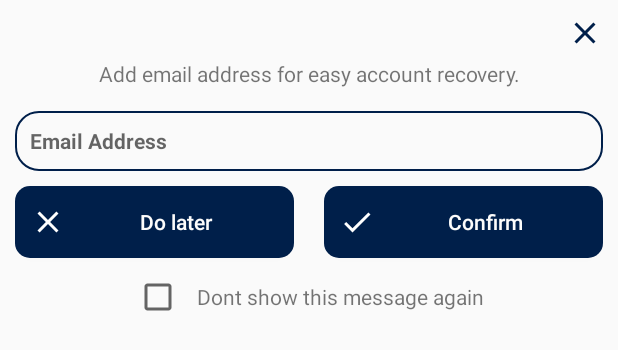
After one commit to Jedi-Supreme/SafeDoktor, an Android app: the layout diag_email_verify.xml on its own in the app's theme, with its tools: preview values and no code run, on a phone screen of 412 x 824 dp. The commit adds this screen. Shown: the top 350 px of the screen. Run offline under Robolectric (Android 15) with nearby library versions, the phone set to English and light mode, and no system bars.

Commit message:
version 1.0.4 facility selection done, working on email reminder dialog

```diff
--- a/app/src/main/java/com/softedge/safedoktor/activities/SignupActivity.java
+++ b/app/src/main/java/com/softedge/safedoktor/activities/SignupActivity.java
@@ -243,7 +243,7 @@ public class SignupActivity extends AppCompatActivity {
         hideProbar();
         Intent verification_intent = new Intent(getApplicationContext(), VerificationActivity.class);
 
-        if (!pat_search_email.isEmpty() && pat_search_email.contains("@")){
+        if (pat_search_email != null && pat_search_email.contains("@")){
             verification_intent.putExtra(Biography.EMAIL, pat_search_email);
         }else {
             //create default email if patient does not enter valid email
@@ -260,11 +260,13 @@ public class SignupActivity extends AppCompatActivity {
             verification_intent.putExtra(Biography.ID,serialised_carwex_ID);
         }
 
+        //------------------------------SAVE USER FACILITY CHOICE-----------------------------------
         SharedPreferences appPref = common_code.appPref(weak_signup.get());
         SharedPreferences.Editor prefEditor = appPref.edit();
         prefEditor.putInt(retroPatient.REGISTRATION_FACILITY,sp_facility_pick.getSelectedItemPosition());
         prefEditor.putInt(retroPatient.CURRENT_FACILITY,sp_facility_pick.getSelectedItemPosition());
         prefEditor.apply();
+        //------------------------------SAVE USER FACILITY CHOICE-----------------------------------
 
         verification_intent.putExtra(Biography.FIRSTNAME, reg_biography.getFirstname());
         verification_intent.putExtra(Biography.LASTNAME, reg_biography.getLastname());
--- a/app/src/main/java/com/softedge/safedoktor/utilities/common_code.java
+++ b/app/src/main/java/com/softedge/safedoktor/utilities/common_code.java
@@ -41,6 +41,8 @@ import com.softedge.safedoktor.models.retrofitModels.retroPatient;
 public class common_code {
 
     public static final int CAMERA_AUDIO_REQ_CODE = 434;
+    public static final String EMAIL_REMINDER_KEY = "email_reminder_key";
+
 
     public static final int REV_LOWEST = 0;
     public static final int REV_LOW = 25;
--- /dev/null
+++ b/app/src/main/res/drawable/ic_check_circle_black_24dp.xml
@@ -0,0 +1,5 @@
+<vector android:height="24dp" android:tint="#001F4A"
+    android:viewportHeight="24.0" android:viewportWidth="24.0"
+    android:width="24dp" xmlns:android="http://schemas.android.com/apk/res/android">
+    <path android:fillColor="#FF000000" android:pathData="M12,2C6.48,2 2,6.48 2,12s4.48,10 10,10 10,-4.48 10,-10S17.52,2 12,2zM10,17l-5,-5 1.41,-1.41L10,14.17l7.59,-7.59L19,8l-9,9z"/>
+</vector>
--- /dev/null
+++ b/app/src/main/res/layout/diag_email_verify.xml
@@ -0,0 +1,100 @@
+<?xml version="1.0" encoding="utf-8"?>
+<androidx.constraintlayout.widget.ConstraintLayout xmlns:android="http://schemas.android.com/apk/res/android"
+    xmlns:app="http://schemas.android.com/apk/res-auto"
+    android:layout_width="match_parent"
+    android:layout_height="wrap_content"
+    android:padding="@dimen/margin_small">
+
+    <TextView
+        android:id="@+id/tv_diag_close"
+        android:layout_width="wrap_content"
+        android:layout_height="wrap_content"
+        android:background="@drawable/ic_close_white_24dp"
+        android:backgroundTint="@color/blue_black"
+        app:layout_constraintRight_toRightOf="parent"
+        app:layout_constraintTop_toTopOf="parent" />
+
+    <TextView
+        android:id="@+id/tv_auth_reason"
+        android:layout_width="match_parent"
+        android:layout_height="wrap_content"
+        android:padding="@dimen/margin_tiny"
+        android:text="@string/email_Verify_instruct"
+        android:textAlignment="center"
+        app:layout_constraintTop_toBottomOf="@id/tv_diag_close" />
+
+    <com.google.android.material.textfield.TextInputLayout
+        android:id="@+id/input_verifydiag_email"
+        style="@style/inputlayout_style"
+        android:layout_width="match_parent"
+        android:layout_marginTop="@dimen/margin_small"
+        android:background="@drawable/input_rounded_border"
+        app:hintEnabled="false"
+        app:layout_constraintTop_toBottomOf="@id/tv_auth_reason">
+
+        <com.google.android.material.textfield.TextInputEditText
+            android:id="@+id/et_verifydiag_email"
+            style="@style/input_edittext_style"
+            android:layout_width="match_parent"
+            android:layout_height="match_parent"
+            android:hint="@string/email"
+            android:inputType="textEmailAddress"
+            android:textColor="@color/black" />
+
+    </com.google.android.material.textfield.TextInputLayout>
+
+    <Button
+        android:id="@+id/bt_verifydiag_later"
+        style="@style/app_buttons_style"
+        android:layout_width="0dp"
+        android:layout_height="wrap_content"
+        android:layout_marginTop="@dimen/margin_small"
+        android:layout_marginEnd="20dp"
+        android:drawableStart="@drawable/ic_close_white_24dp"
+        android:drawablePadding="@dimen/margin_tiny"
+        android:padding="@dimen/margin_small"
+        android:text="@string/diag_remind"
+        app:layout_constraintLeft_toLeftOf="parent"
+        app:layout_constraintRight_toLeftOf="@id/bt_verifydiag_accept"
+        app:layout_constraintTop_toBottomOf="@id/input_verifydiag_email" />
+
+    <Button
+        android:id="@+id/bt_verifydiag_accept"
+        style="@style/app_buttons_style"
+        android:layout_width="0dp"
+        android:layout_height="wrap_content"
+        android:drawableStart="@drawable/ic_done_white_24dp"
+        android:drawablePadding="@dimen/margin_tiny"
+        android:padding="@dimen/margin_small"
+        android:text="@string/confirm"
+        app:layout_constraintLeft_toRightOf="@id/bt_verifydiag_later"
+        app:layout_constraintRight_toRightOf="parent"
+        app:layout_constraintTop_toTopOf="@id/bt_verifydiag_later" />
+
+    <TableRow
+        android:id="@+id/tbr_diag_checkbox"
+        android:layout_width="wrap_content"
+        android:layout_height="wrap_content"
+        android:layout_marginTop="@dimen/margin_small"
+        android:gravity="center"
+        app:layout_constraintLeft_toLeftOf="parent"
+        app:layout_constraintRight_toRightOf="parent"
+        app:layout_constraintTop_toBottomOf="@id/bt_verifydiag_later">
+
+        <CheckBox
+            android:id="@+id/checkbox_verifydiag"
+            android:layout_width="wrap_content"
+            android:layout_height="wrap_content"
+            app:layout_constraintLeft_toLeftOf="parent" />
+
+        <TextView
+            android:id="@+id/tv_diag_label"
+            android:layout_width="wrap_content"
+            android:layout_height="wrap_content"
+            android:layout_marginStart="@dimen/margin_small"
+            android:text="@string/diag_disable_txt" />
+
+    </TableRow>
+
+
+</androidx.constraintlayout.widget.ConstraintLayout>
--- a/app/src/main/res/values/strings.xml
+++ b/app/src/main/res/values/strings.xml
@@ -212,4 +212,7 @@
     <string name="bmi_lbl">BMI:</string>
     <string name="acc_check_lbl">Checking account availability…</string>
     <string name="fscility">Registration Facility</string>
+    <string name="email_Verify_instruct">Add email address for easy account recovery.</string>
+    <string name="diag_disable_txt">Dont show this message again</string>
+    <string name="diag_remind">Do later</string>
 </resources>
```
Also changed, not shown: app/src/main/java/com/softedge/safedoktor/activities/OpdCardActivity.java (+70 -0 lines).
